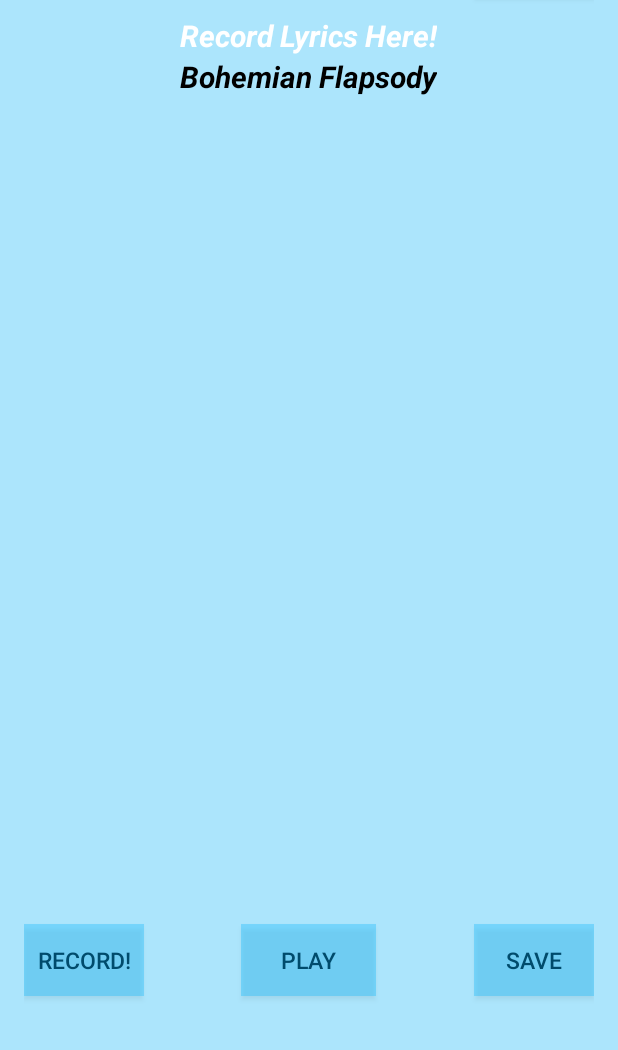
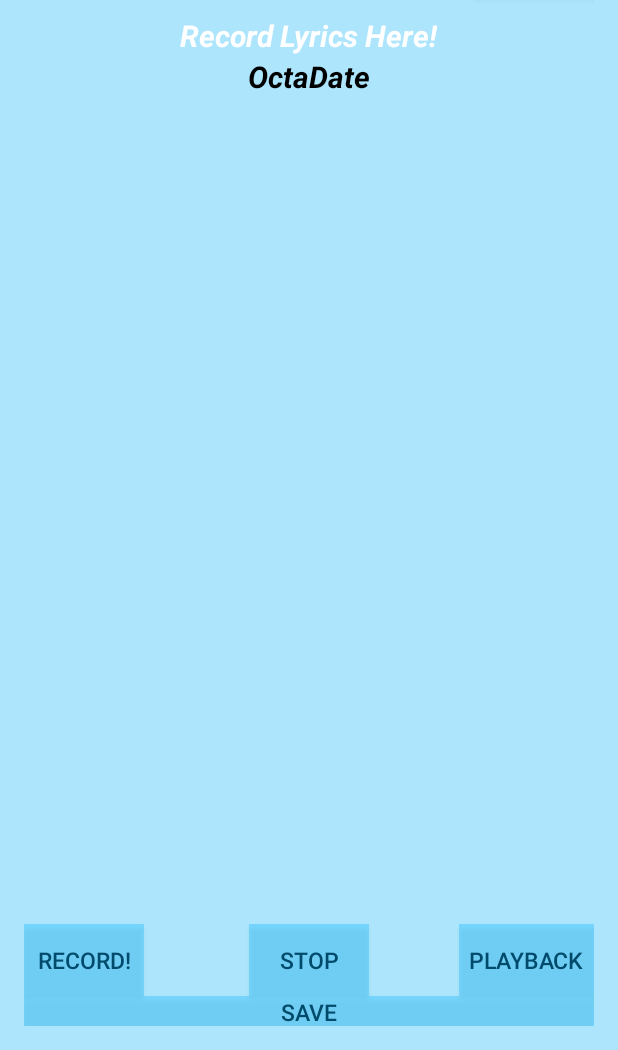
Before and after one commit to ITIN-SongScribe/SongScribeDemo2, an Android app: the VoiceRecord screen opened directly, with no data from a screen before it, after a tap on "STOP", on a phone screen of 412 x 824 dp, the part 186-1236 px from its top. Run offline under Robolectric (Android 15) with nearby library versions, the phone set to English and light mode, and no system bars; 3 other taps on this screen came first.

Commit message:
Added more names and Stop button to record page

```diff
--- a/app/src/main/java/com/songscribe/songscribe/VoiceRecord.java
+++ b/app/src/main/java/com/songscribe/songscribe/VoiceRecord.java
@@ -42,6 +42,7 @@ public class VoiceRecord extends ActionBarActivity {
         final Button playback=(Button)findViewById(R.id.playbackButton);
         final Button finalsave=(Button)findViewById(R.id.finalSave);
         final Button logoutButton=(Button)findViewById(R.id.Logout);
+        final Button stop=(Button)findViewById(R.id.Stop);
 
         final TextView lyricsD = (TextView)findViewById(R.id.lDisplay);
         lyricsD.setText(lyrics);
@@ -54,23 +55,12 @@ public class VoiceRecord extends ActionBarActivity {
             @Override
             public void onClick(View v) {
 
-                if (isRecording) {
-                    try {
-                        stopRecording();
-                    } catch (Exception e) {
-                        e.printStackTrace();
-                    }
-                    record.setText("Record!");
-                }
-                else {
-                    record.setText("Stop Recording");
+
                     try {
                         beginRecording();
                     } catch (Exception e) {
                         e.printStackTrace();
                     }
-                }
-                isRecording=changeState(isRecording);
 
             }
         });
@@ -79,23 +69,28 @@ public class VoiceRecord extends ActionBarActivity {
             @Override
             public void onClick(View v) {
 
-                if(isPlaying) {
-                    try {
-                        stopPlayback();
-                    } catch (Exception e) {
-                        e.printStackTrace();
-                    }
-                    playback.setText("Play");
-                }
-                else {
+
                     try {
                         playRecording();
                     }catch (Exception e) {
                         e.printStackTrace();
                     }
-                    playback.setText("Stop");
+
                 }
-                isPlaying=changeState(isPlaying);
+
+
+        });
+
+        stop.setOnClickListener(new View.OnClickListener() {
+            @Override
+            public void onClick(View v) {
+
+                try {
+                    stopRecording();
+                    stopPlayback();
+                }catch (Exception e) {
+                    e.printStackTrace();
+                }
 
             }
         });
--- a/app/src/main/res/layout/activity_voice_record.xml
+++ b/app/src/main/res/layout/activity_voice_record.xml
@@ -91,8 +91,9 @@
         android:textSize="15sp"
         android:textColor="#FF004b6c"
         android:clickable="true"
-        android:layout_alignTop="@+id/playbackButton"
-        android:layout_marginBottom="20dp" />
+        android:layout_below="@+id/lDisplay"
+        android:layout_alignParentLeft="true"
+        android:layout_alignParentStart="true" />
 
     <Button
         android:layout_width="90dp"
@@ -103,13 +104,13 @@
         android:textSize="15sp"
         android:textColor="#FF004b6c"
         android:clickable="true"
-        android:layout_alignParentBottom="true"
-        android:layout_centerHorizontal="true"
-        android:layout_marginBottom="20dp" />
+        android:layout_above="@+id/finalSave"
+        android:layout_alignRight="@+id/finalSave"
+        android:layout_alignEnd="@+id/finalSave" />
 
     <Button
         android:layout_width="80dp"
-        android:layout_height="wrap_content"
+        android:layout_height="20dp"
         android:text="SAVE"
         android:id="@+id/finalSave"
         android:background="#5000b5ff"
@@ -117,10 +118,23 @@
         android:textColor="#FF004b6c"
         android:clickable="true"
         android:layout_alignParentBottom="true"
-        android:layout_alignParentRight="true"
-        android:layout_alignParentEnd="true"
-        android:layout_marginBottom="20dp" />
+        android:layout_alignParentLeft="true"
+        android:layout_alignParentStart="true"
+        android:layout_alignRight="@+id/Logout"
+        android:layout_alignEnd="@+id/Logout" />
 
+    <Button
+        android:layout_width="80dp"
+        android:layout_height="20dp"
+        android:text="STOP"
+        android:id="@+id/Stop"
+        android:background="#5000b5ff"
+        android:textSize="15sp"
+        android:textColor="#FF004b6c"
+        android:clickable="true"
+        android:layout_below="@+id/lDisplay"
+        android:layout_centerHorizontal="true"
+        android:layout_above="@+id/finalSave" />
 
 
 </RelativeLayout>
```
Also changed, not shown: app/src/main/java/com/songscribe/songscribe/LoginScreen.java (+22 -2 lines), app/src/main/java/com/songscribe/songscribe/Lyrics.java (+22 -2 lines).
